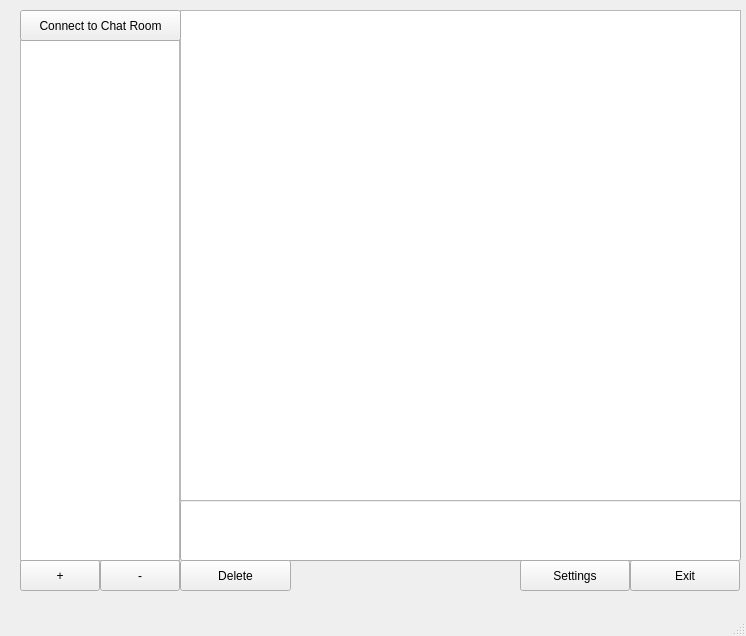
Before: the Qt Designer form Chat/UIChat/mainwindow.ui in VitaliyKolbasiuk/Chat, drawn with Qt 5.
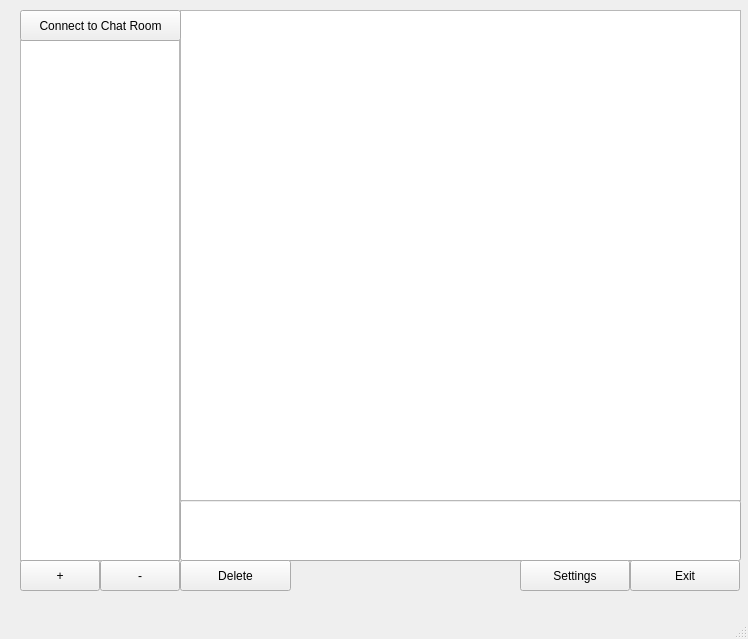
After: the same form once the commit is applied.

```diff
--- a/Chat/UIChat/mainwindow.ui
+++ b/Chat/UIChat/mainwindow.ui
@@ -6,8 +6,8 @@
    <rect>
     <x>0</x>
     <y>0</y>
-    <width>746</width>
-    <height>636</height>
+    <width>748</width>
+    <height>639</height>
    </rect>
   </property>
   <property name="windowTitle">
```
Left out of the diff: 2 changed lines with no effect on the pictures.
